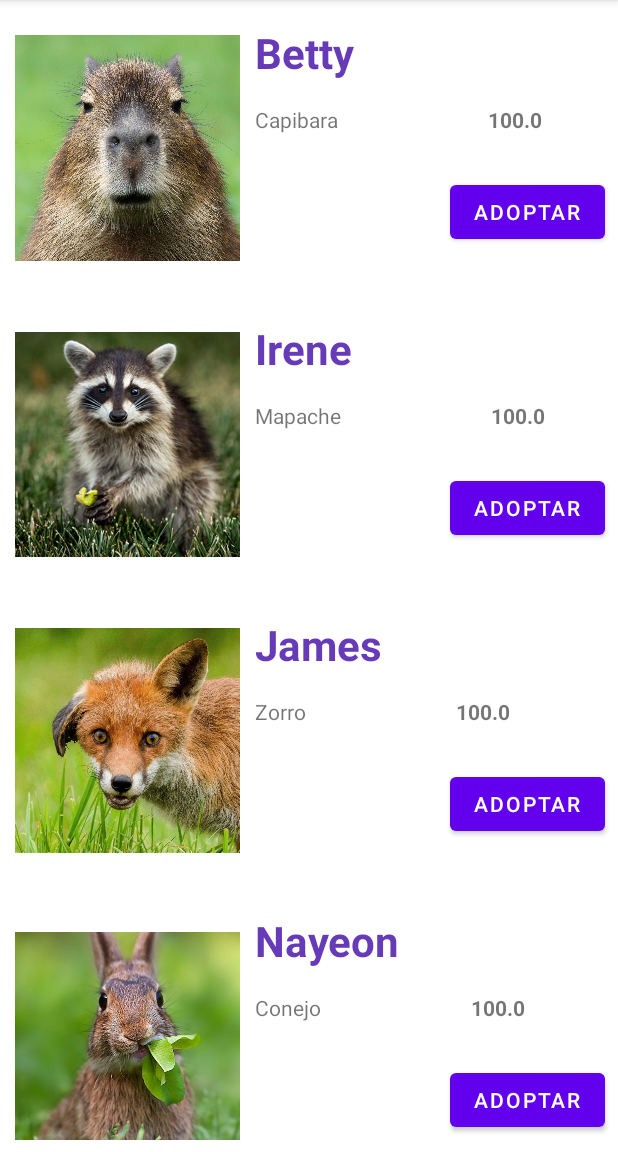
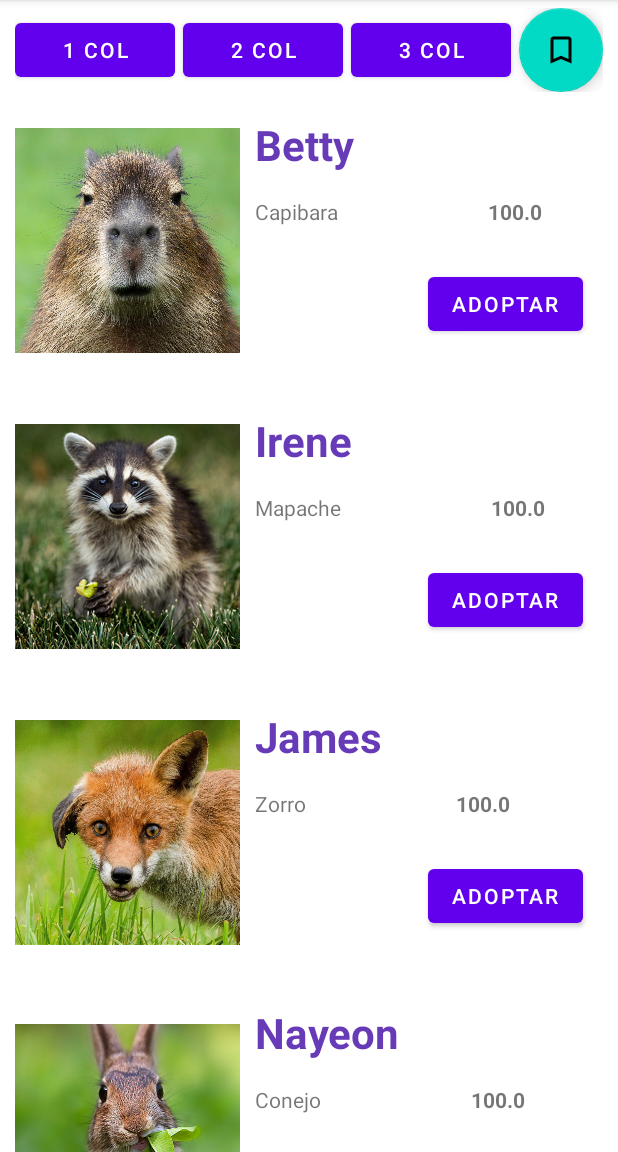
Before and after one commit to teresarico18/dispositivos-moviles-1, an Android app: the ListaAnimales screen opened directly, with no data from a screen before it, on a phone screen of 412 x 824 dp, the part 84-1236 px from its top. Run offline under Robolectric (Android 15) with nearby library versions, the phone set to English and light mode, and no system bars.

Commit message:
Add buttons

```diff
--- a/IntegracionServicios/app/src/main/java/com/example/integracionservicios/ListaAnimales.kt
+++ b/IntegracionServicios/app/src/main/java/com/example/integracionservicios/ListaAnimales.kt
@@ -1,13 +1,28 @@
 package com.example.integracionservicios
 
+import android.content.Intent
 import androidx.appcompat.app.AppCompatActivity
 import android.os.Bundle
+import android.util.Log
+import android.view.View
+import android.widget.Button
+import android.widget.Toast
+import androidx.recyclerview.widget.GridLayoutManager
 import androidx.recyclerview.widget.LinearLayoutManager
 import androidx.recyclerview.widget.RecyclerView
 import com.example.integracionservicios.adapters.AnimalesAdapter
 import com.example.integracionservicios.models.FakeAnimales
+import com.google.android.material.snackbar.Snackbar
 
 class ListaAnimales : AppCompatActivity() {
+    private lateinit var bnCol1: Button
+    private lateinit var bnCol2: Button
+    private lateinit var bnCol3: Button
+    private var nombre: String = ""
+    private var edad: Int = 0
+    private var altura: Float = 0F
+    private var dinero: Float = 0F
+    private var isChecked: Boolean = false
     override fun onCreate(savedInstanceState: Bundle?) {
         super.onCreate(savedInstanceState)
         setContentView(R.layout.activity_lista_animales)
@@ -15,10 +30,58 @@ class ListaAnimales : AppCompatActivity() {
         val animales = FakeAnimales().getAnimales()
         val recycler = findViewById<RecyclerView>(R.id.recyclerAnimales)
 
-        val CANTIDAD_COLUMNAS = 2
-        val administradorDeLayouts = LinearLayoutManager(this, LinearLayoutManager.VERTICAL, false)
+        var CANTIDAD_COLUMNAS = 1
+        //val administradorDeLayouts = LinearLayoutManager(this, LinearLayoutManager.VERTICAL, false)
+        var administradorDeLayouts = GridLayoutManager(this, CANTIDAD_COLUMNAS)
         recycler.layoutManager = administradorDeLayouts
         recycler.adapter = AnimalesAdapter(animales, this)
 
+        bnCol1 = findViewById(R.id.bnCol1)
+        bnCol1.setOnClickListener{
+            CANTIDAD_COLUMNAS = 1
+            Toast.makeText(this, "$CANTIDAD_COLUMNAS", Toast.LENGTH_LONG).show()
+        }
+        bnCol2 = findViewById(R.id.bnCol2)
+        bnCol2.setOnClickListener{
+            CANTIDAD_COLUMNAS = 2
+            Toast.makeText(this, "$CANTIDAD_COLUMNAS", Toast.LENGTH_LONG).show()
+        }
+        bnCol3 = findViewById(R.id.bnCol3)
+        bnCol3.setOnClickListener{
+            CANTIDAD_COLUMNAS = 3
+            Toast.makeText(this, "$CANTIDAD_COLUMNAS", Toast.LENGTH_LONG).show()
+        }
+
+
+
+        val miSharedPreferences = getSharedPreferences("PERSISTENCIA", MODE_PRIVATE)
+        isChecked = miSharedPreferences.getBoolean("switch_estado", true)
+        if (!isChecked){
+            val i = intent
+            nombre = i.getStringExtra("nombre").toString()
+            edad = i.getIntExtra("edad", 0)
+            altura = intent.getFloatExtra("altura", 0F)
+            dinero = intent.getFloatExtra("dinero", 0F)
+            Log.d("Datos", isChecked.toString())
+            Log.d("Datos", nombre)
+            Log.d("Datos", edad.toString())
+            Log.d("Datos", altura.toString())
+            Log.d("Datos", dinero.toString())
+        }
+
+        val fab: View = findViewById(R.id.fab)
+        fab.setOnClickListener { view ->
+            val i = Intent(this, MainActivity3::class.java)
+            if (!isChecked){
+                i.putExtra("nombre", nombre)
+                i.putExtra("edad", edad)
+                i.putExtra("altura", altura)
+                i.putExtra("dinero", dinero)
+            }
+            startActivity(i)
+        }
+
+
+
     }
 }
--- a/IntegracionServicios/app/src/main/java/com/example/integracionservicios/MainActivity.kt
+++ b/IntegracionServicios/app/src/main/java/com/example/integracionservicios/MainActivity.kt
@@ -117,7 +117,7 @@ class MainActivity : AppCompatActivity() {
                 altura = etAltura.text.toString().toFloat()
                 dinero = etDinero.text.toString().toFloat()
                 cambiarTextoBienvenida(nombre)
-                val i = Intent(this, MainActivity3::class.java)
+                val i = Intent(this, ListaAnimales::class.java)
                 if (isChecked){
                     val miSharedPreferences = getSharedPreferences("PERSISTENCIA", MODE_PRIVATE)
                     val editor = miSharedPreferences.edit()
--- /dev/null
+++ b/IntegracionServicios/app/src/main/res/drawable/save.xml
@@ -0,0 +1,5 @@
+<vector android:height="24dp" android:tint="#FFFFFF"
+    android:viewportHeight="24" android:viewportWidth="24"
+    android:width="24dp" xmlns:android="http://schemas.android.com/apk/res/android">
+    <path android:fillColor="@android:color/white" android:pathData="M17,3L7,3c-1.1,0 -1.99,0.9 -1.99,2L5,21l7,-3 7,3L19,5c0,-1.1 -0.9,-2 -2,-2zM17,18l-5,-2.18L7,18L7,5h10v13z"/>
+</vector>
--- a/IntegracionServicios/app/src/main/res/layout/activity_lista_animales.xml
+++ b/IntegracionServicios/app/src/main/res/layout/activity_lista_animales.xml
@@ -7,6 +7,48 @@
     android:orientation="vertical"
     tools:context=".ListaAnimales">
 
+    <LinearLayout
+        android:layout_width="match_parent"
+        android:layout_height="wrap_content"
+        android:layout_marginLeft="10dp"
+        android:layout_marginTop="5dp"
+        android:layout_marginRight="10dp"
+        android:gravity="center">
+
+        <Button
+            android:id="@+id/bnCol1"
+            android:layout_width="wrap_content"
+            android:layout_height="wrap_content"
+            android:layout_marginRight="5dp"
+            android:layout_weight="1"
+            android:text="1 COL" />
+
+        <Button
+            android:id="@+id/bnCol2"
+            android:layout_width="wrap_content"
+            android:layout_height="wrap_content"
+            android:layout_marginRight="5dp"
+            android:layout_weight="1"
+            android:text="2 COL" />
+
+        <Button
+            android:id="@+id/bnCol3"
+            android:layout_width="wrap_content"
+            android:layout_height="wrap_content"
+            android:layout_marginRight="5dp"
+            android:layout_weight="1"
+            android:text="3 COL" />
+
+        <com.google.android.material.floatingactionbutton.FloatingActionButton
+            android:id="@+id/fab"
+            android:layout_width="wrap_content"
+            android:layout_height="wrap_content"
+            android:layout_gravity="end|bottom"
+            android:src="@drawable/save" />
+
+    </LinearLayout>
+
+
     <androidx.recyclerview.widget.RecyclerView
         android:id="@+id/recyclerAnimales"
         tools:listitem="@layout/activity_main2"
--- a/IntegracionServicios/app/src/main/res/layout/activity_main2.xml
+++ b/IntegracionServicios/app/src/main/res/layout/activity_main2.xml
@@ -61,7 +61,7 @@
                 android:id="@+id/bnAdoptar"
                 android:layout_width="wrap_content"
                 android:layout_height="wrap_content"
-                android:layout_marginLeft="130dp"
+                android:layout_marginLeft="115dp"
                 android:layout_marginTop="28dp"
                 android:text="Adoptar" />
         </LinearLayout>
```
